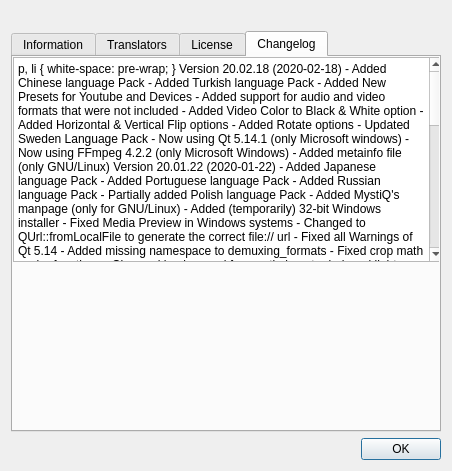
Qt form ui/aboutdialog.ui (swl-x/MystiQ) before a commit.
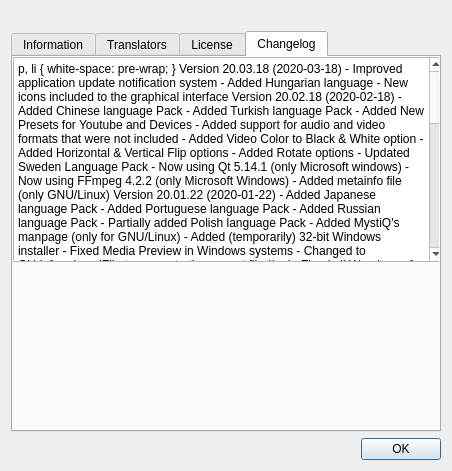
The same form after that commit. The open tabs and pages were chosen to show the change. Icons and pictures are not drawn.

Diff of the .ui file:
```diff
--- a/ui/aboutdialog.ui
+++ b/ui/aboutdialog.ui
@@ -296,6 +296,11 @@
 &lt;html&gt;&lt;head&gt;&lt;meta name=&quot;qrichtext&quot; content=&quot;1&quot; /&gt;&lt;style type=&quot;text/css&quot;&gt;
 p, li { white-space: pre-wrap; }
 &lt;/style&gt;&lt;/head&gt;&lt;body style=&quot; font-family:'Fira Sans'; font-size:10pt; font-weight:400; font-style:normal;&quot;&gt;
+&lt;p style=&quot; margin-top:0px; margin-bottom:0px; margin-left:0px; margin-right:0px; -qt-block-indent:0; text-indent:0px;&quot;&gt;&lt;span style=&quot; font-weight:600;&quot;&gt;Version 20.03.18 (2020-03-18)&lt;/span&gt;&lt;/p&gt;
+&lt;p style=&quot; margin-top:0px; margin-bottom:0px; margin-left:0px; margin-right:0px; -qt-block-indent:0; text-indent:0px;&quot;&gt; - Improved application update notification system&lt;/p&gt;
+&lt;p style=&quot; margin-top:0px; margin-bottom:0px; margin-left:0px; margin-right:0px; -qt-block-indent:0; text-indent:0px;&quot;&gt; - Added Hungarian language&lt;/p&gt;
+&lt;p style=&quot; margin-top:0px; margin-bottom:0px; margin-left:0px; margin-right:0px; -qt-block-indent:0; text-indent:0px;&quot;&gt; - New icons included to the graphical interface&lt;/p&gt;
+&lt;p style=&quot;-qt-paragraph-type:empty; margin-top:0px; margin-bottom:0px; margin-left:0px; margin-right:0px; -qt-block-indent:0; text-indent:0px; font-weight:600;&quot;&gt;&lt;br /&gt;&lt;/p&gt;
 &lt;p style=&quot; margin-top:0px; margin-bottom:0px; margin-left:0px; margin-right:0px; -qt-block-indent:0; text-indent:0px;&quot;&gt;&lt;span style=&quot; font-weight:600;&quot;&gt;Version 20.02.18 (2020-02-18)&lt;/span&gt;&lt;/p&gt;
 &lt;p style=&quot; margin-top:0px; margin-bottom:0px; margin-left:0px; margin-right:0px; -qt-block-indent:0; text-indent:0px;&quot;&gt; - Added Chinese language Pack&lt;/p&gt;
 &lt;p style=&quot; margin-top:0px; margin-bottom:0px; margin-left:0px; margin-right:0px; -qt-block-indent:0; text-indent:0px;&quot;&gt; - Added Turkish language Pack&lt;/p&gt;
```
